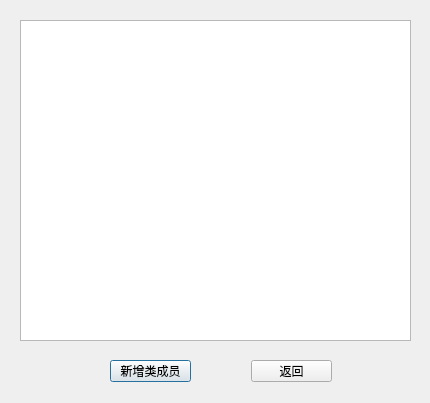
First picture: the form in checkmemdialog.ui, repository Serissia/Qt_OOPManager, before the edit.
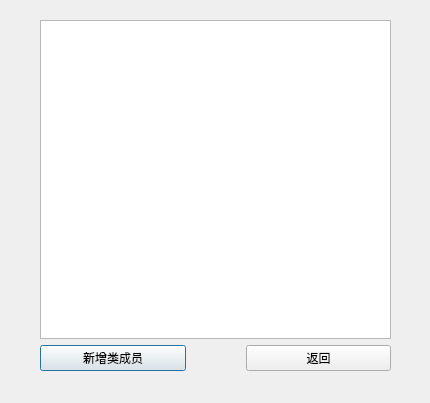
Second picture: the form after the edit.

```diff
--- a/checkmemdialog.ui
+++ b/checkmemdialog.ui
@@ -13,38 +13,50 @@
   <property name="windowTitle">
    <string>Dialog</string>
   </property>
-  <widget class="QTableView" name="tableView">
-   <property name="geometry">
-    <rect>
-     <x>20</x>
-     <y>20</y>
-     <width>391</width>
-     <height>321</height>
-    </rect>
-   </property>
-  </widget>
   <widget class="QWidget" name="">
    <property name="geometry">
     <rect>
-     <x>110</x>
-     <y>360</y>
-     <width>222</width>
-     <height>22</height>
+     <x>40</x>
+     <y>20</y>
+     <width>351</width>
+     <height>351</height>
     </rect>
    </property>
-   <layout class="QHBoxLayout" name="horizontalLayout">
-    <property name="spacing">
+   <layout class="QGridLayout" name="gridLayout" rowstretch="0,0" columnstretch="0,0">
+    <property name="horizontalSpacing">
      <number>60</number>
     </property>
-    <item>
+    <item row="0" column="0" colspan="2">
+     <widget class="QTableView" name="tableView">
+      <property name="sizePolicy">
+       <sizepolicy hsizetype="Preferred" vsizetype="Preferred">
+        <horstretch>0</horstretch>
+        <verstretch>0</verstretch>
+       </sizepolicy>
+      </property>
+     </widget>
+    </item>
+    <item row="1" column="0">
      <widget class="QPushButton" name="pushButton">
+      <property name="sizePolicy">
+       <sizepolicy hsizetype="Minimum" vsizetype="Fixed">
+        <horstretch>0</horstretch>
+        <verstretch>0</verstretch>
+       </sizepolicy>
+      </property>
       <property name="text">
        <string>新增类成员</string>
       </property>
      </widget>
     </item>
-    <item>
+    <item row="1" column="1">
      <widget class="QPushButton" name="pushButton_2">
+      <property name="sizePolicy">
+       <sizepolicy hsizetype="Minimum" vsizetype="Fixed">
+        <horstretch>0</horstretch>
+        <verstretch>0</verstretch>
+       </sizepolicy>
+      </property>
       <property name="text">
        <string>返回</string>
       </property>
```
